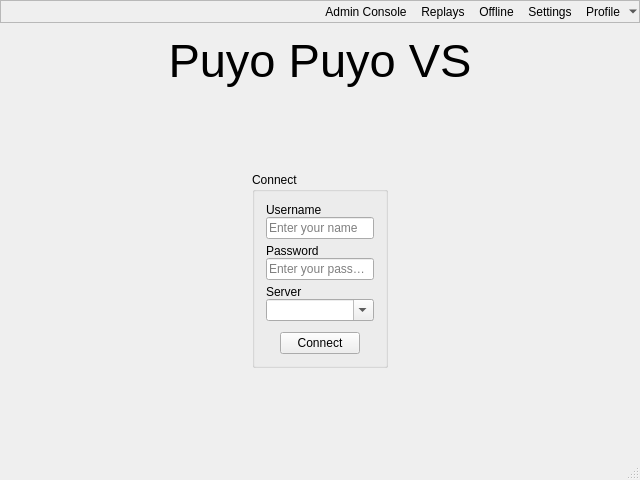
Qt form Client/mainwindow.ui (puyonexus/puyovs) before a commit.
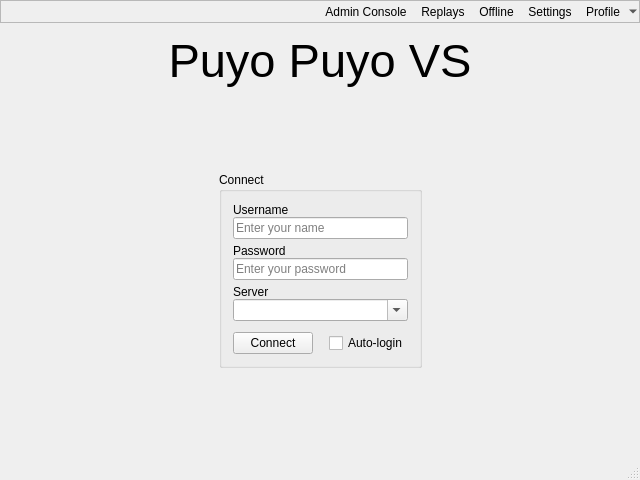
The same form after that commit. Icons and pictures are not drawn.

Commit message:
Client: Add a simple auto-login button (#18)
* Client: Add an auto-login button

Adds a simple button to the login dialog that allows the user
to automatically sign in upon opening the game.

* Client: Remove a redundant type conversion

* Minor style fixes.

What changed in the file:
```diff
--- a/Client/mainwindow.ui
+++ b/Client/mainwindow.ui
@@ -284,19 +284,6 @@
              </item>
              <item>
               <layout class="QHBoxLayout" name="ConnectButtonHorizontalLayout">
-               <item>
-                <spacer name="ConnectButtonLeftSpacer">
-                 <property name="orientation">
-                  <enum>Qt::Horizontal</enum>
-                 </property>
-                 <property name="sizeHint" stdset="0">
-                  <size>
-                   <width>10</width>
-                   <height>20</height>
-                  </size>
-                 </property>
-                </spacer>
-               </item>
                <item>
                 <widget class="QPushButton" name="ConnectButton">
                  <property name="text">
@@ -317,6 +304,13 @@
                  </property>
                 </spacer>
                </item>
+               <item>
+                <widget class="QCheckBox" name="AutoLoginCheckbox">
+                  <property name="text">
+                    <string comment="CheckboxAutologin">Auto-login</string>
+                  </property>
+                </widget>
+               </item>
               </layout>
              </item>
             </layout>
```
The commit also changes 2 other files.
